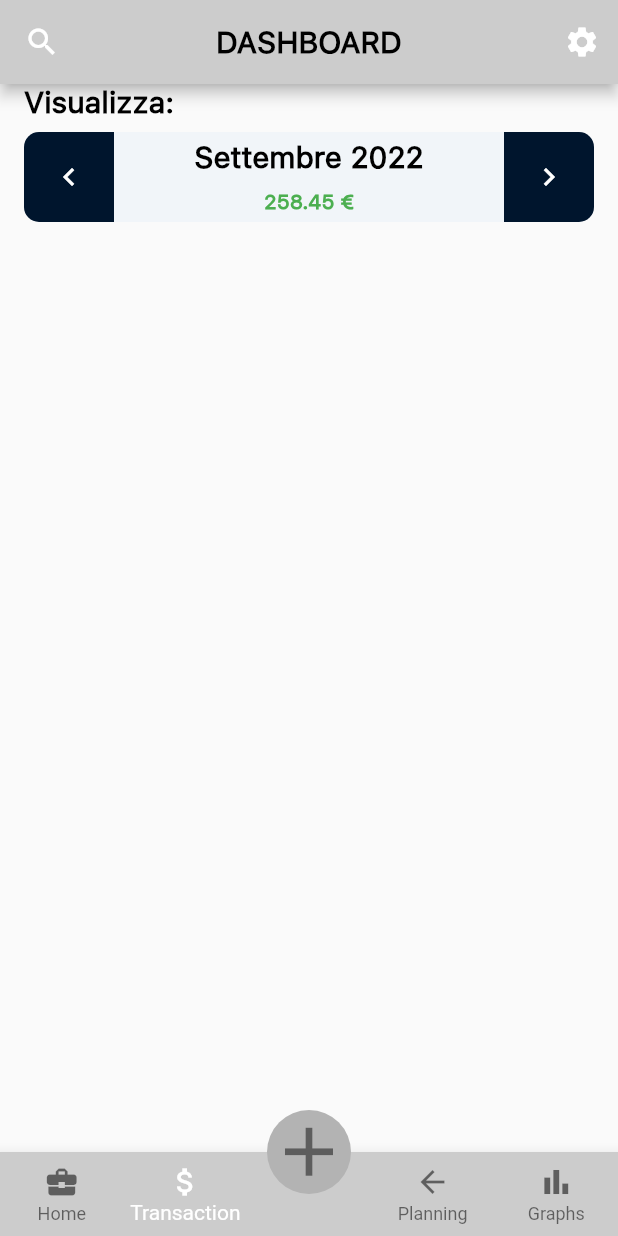
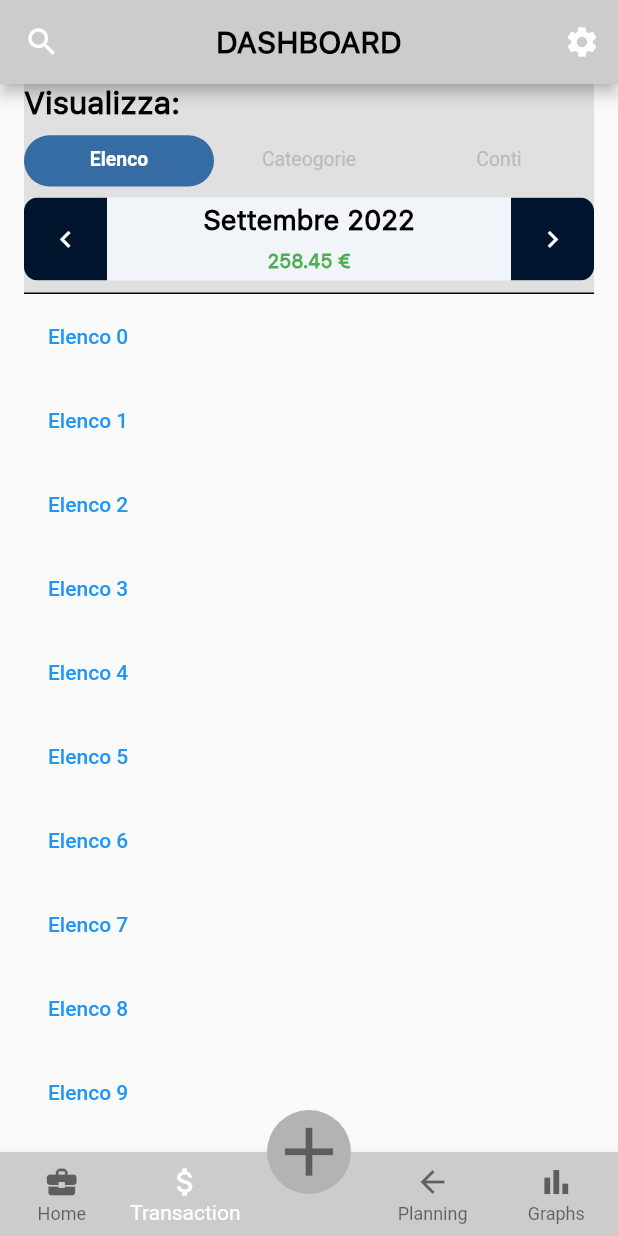
Before and after one commit to RIP-Comm/sossoldi, a Flutter app: the screen it shows after launch, item 2 of the bottom bar chosen, after a tap on the "chevron left" icon, on a phone screen of 412 x 824 dp. Run offline on Flutter 3.47's test engine with Material 2 defaults, Android fonts, the phone set to English and light mode, and no system bars; our stand-ins replace percent_indicator, sqflite, sqflite_common_ffi; missing offline and left inert: circular_menu; accounts and stored records are empty.

Commit message:
Implement tabs for "Transactions" page
Create collapsible header with TabBar
Add placeholder ListViews inside each tap
Extract widgets into separate files for added readibility

```diff
--- a/lib/pages/movements_page.dart
+++ /dev/null
@@ -1,99 +0,0 @@
-// Movements page.
-
-import 'package:flutter/material.dart';
-
-class MovementsPage extends StatefulWidget {
-  @override
-  _MovementsPageState createState() => _MovementsPageState();
-}
-
-class _MovementsPageState extends State<MovementsPage> {
-  @override
-  Widget build(BuildContext context) {
-    return ListView(
-      padding: const EdgeInsets.only(left: 16, right: 16),
-      children: [
-        Text(
-          "Visualizza:",
-          style: Theme.of(context).textTheme.displayMedium,
-        ),
-        const SizedBox(height: 8),
-        // Month selector
-        MonthSelector(amount: 258.45),
-      ],
-    );
-  }
-}
-
-class MonthSelector extends StatelessWidget {
-  MonthSelector({
-    required this.amount,
-    Key? key,
-  }) : super(key: key);
-
-  double amount;
-  double height = 60;
-
-  @override
-  Widget build(BuildContext context) {
-    return Container(
-      clipBehavior: Clip.antiAlias, // force rounded corners on children
-      height: height,
-      decoration: const BoxDecoration(
-        color: Color(0xFFf1f5f9),
-        borderRadius: BorderRadius.all(Radius.circular(10)),
-      ),
-      child: Row(
-        mainAxisAlignment: MainAxisAlignment.spaceBetween,
-        children: [
-          GestureDetector(
-            child: Container(
-              height: height,
-              width: height,
-              color: Color(0xFF00152d),
-              child: const Icon(
-                Icons.chevron_left,
-                color: Colors.white,
-              ),
-            ),
-            onTap: () {
-              // TODO: implement moving to previus month
-              print("Move to previus month");
-            },
-          ),
-          Column(
-            mainAxisAlignment: MainAxisAlignment.spaceAround,
-            children: [
-              Text(
-                "Settembre 2022",
-                style: Theme.of(context).textTheme.displayMedium,
-              ),
-              Text(
-                "$amount €",
-                style: TextStyle(
-                    color: (amount > 0) ? Colors.green : Colors.red,
-                    fontWeight: FontWeight.bold,
-                    fontFamily: 'SF Pro Text'),
-              ),
-            ],
-          ),
-          GestureDetector(
-            child: Container(
-              height: height,
-              width: height,
-              color: Color(0xFF00152d),
-              child: const Icon(
-                Icons.chevron_right,
-                color: Colors.white,
-              ),
-            ),
-            onTap: () {
-              // TODO: implement moving to next month
-              print("Move to next month");
-            },
-          ),
-        ],
-      ),
-    );
-  }
-}
--- /dev/null
+++ b/lib/pages/movements_page/movements_page.dart
@@ -0,0 +1,63 @@
+import 'package:flutter/material.dart';
+
+import 'widgets/custom_sliver_delegate.dart';
+import 'widgets/categorie_tab.dart';
+import 'widgets/conti_tab.dart';
+import 'widgets/elenco_tab.dart';
+
+class MovementsPage extends StatefulWidget {
+  @override
+  _MovementsPageState createState() => _MovementsPageState();
+}
+
+class _MovementsPageState extends State<MovementsPage>
+    with SingleTickerProviderStateMixin {
+  static const List<Tab> myTabs = <Tab>[
+    Tab(text: "Elenco", height: 35),
+    Tab(text: "Cateogorie", height: 35),
+    Tab(text: "Conti", height: 35),
+  ];
+
+  late TabController _tabController;
+
+  @override
+  void initState() {
+    super.initState();
+    _tabController = TabController(vsync: this, length: myTabs.length);
+  }
+
+  @override
+  void dispose() {
+    _tabController.dispose();
+    super.dispose();
+  }
+
+  @override
+  Widget build(BuildContext context) {
+    return Padding(
+      padding: const EdgeInsets.only(left: 16, right: 16),
+      child: NestedScrollView(
+        headerSliverBuilder: (context, innerBoxIsScrolled) {
+          return [
+            SliverPersistentHeader(
+              delegate: CustomSliverDelegate(
+                myTabs: myTabs,
+                tabController: _tabController,
+              ),
+              pinned: true,
+              floating: true,
+            ),
+          ];
+        },
+        body: TabBarView(
+          controller: _tabController,
+          children: const [
+            ElencoTab(),
+            CategorieTab(),
+            ContiTab(),
+          ],
+        ),
+      ),
+    );
+  }
+}
--- /dev/null
+++ b/lib/pages/movements_page/widgets/categorie_tab.dart
@@ -0,0 +1,25 @@
+import 'package:flutter/material.dart';
+
+class CategorieTab extends StatelessWidget {
+  const CategorieTab({
+    Key? key,
+  }) : super(key: key);
+
+  @override
+  Widget build(BuildContext context) {
+    return ListView.builder(
+      itemCount: 20,
+      itemBuilder: (context, index) {
+        return ListTile(
+          title: Text(
+            "Categorie $index",
+            style: Theme.of(context)
+                .textTheme
+                .bodyText1
+                ?.copyWith(color: Colors.green),
+          ),
+        );
+      },
+    );
+  }
+}
--- /dev/null
+++ b/lib/pages/movements_page/widgets/conti_tab.dart
@@ -0,0 +1,25 @@
+import 'package:flutter/material.dart';
+
+class ContiTab extends StatelessWidget {
+  const ContiTab({
+    Key? key,
+  }) : super(key: key);
+
+  @override
+  Widget build(BuildContext context) {
+    return ListView.builder(
+      itemCount: 20,
+      itemBuilder: (context, index) {
+        return ListTile(
+          title: Text(
+            "Conti $index",
+            style: Theme.of(context)
+                .textTheme
+                .bodyText1
+                ?.copyWith(color: Colors.red),
+          ),
+        );
+      },
+    );
+  }
+}
--- /dev/null
+++ b/lib/pages/movements_page/widgets/custom_sliver_delegate.dart
@@ -0,0 +1,166 @@
+import 'dart:math';
+
+import 'package:flutter/material.dart';
+
+import 'month_selector.dart';
+
+class CustomSliverDelegate extends SliverPersistentHeaderDelegate {
+  const CustomSliverDelegate({
+    required this.myTabs,
+    required this.tabController,
+  });
+
+  final TabController tabController;
+  final List<Tab> myTabs;
+
+  static const double minHeight = 56.0;
+  static const double expandedHeight = 140.0;
+
+  final amount = 258.45; // get from backend
+
+  // TODO: make header floating
+  // FloatingHeaderSnapConfiguration
+  // https://api.flutter.dev/flutter/widgets/SliverPersistentHeaderDelegate/snapConfiguration.html
+
+  @override
+  Widget build(context, double shrinkOffset, bool overlapsContent) {
+    /// 0 when fully extended, 1 when fully collapsed
+    double shrinkPercentage = min(1, shrinkOffset / (maxExtent - minExtent));
+
+    // TODO: improve animations
+    // prevent the expanded widget from shrinking in size when collapsing
+    return Container(
+      color: Colors.grey.shade300,
+      child: Column(
+        crossAxisAlignment: CrossAxisAlignment.stretch,
+        children: [
+          ConstrainedBox(
+            constraints: BoxConstraints.tightFor(
+              height: max(
+                18,
+                25 * (1 - shrinkPercentage),
+              ),
+            ),
+            child: FittedBox(
+              alignment: Alignment.topLeft,
+              child: Text(
+                "Visualizza:",
+                style: Theme.of(context).textTheme.displayMedium,
+              ),
+            ),
+          ),
+          Expanded(
+            child: Stack(
+              alignment: Alignment.bottomCenter,
+              children: [
+                if (shrinkPercentage < .5)
+                  Opacity(
+                    opacity: 1 - shrinkPercentage,
+                    child: _buildExtendedWidget(context),
+                  ),
+                if (shrinkPercentage > .5)
+                  Opacity(
+                    opacity: shrinkPercentage,
+                    child: Padding(
+                      padding: const EdgeInsets.symmetric(horizontal: 8),
+                      child: _buildCollapsedWidget(context),
+                    ),
+                  ),
+              ],
+            ),
+          ),
+          const SizedBox(height: 8),
+          const Divider(
+            thickness: 1.0,
+            height: 1,
+            color: Colors.black,
+          ),
+        ],
+      ),
+    );
+  }
+
+  _buildExtendedWidget(BuildContext context) {
+    return ClipRect(
+      child: FittedBox(
+        fit: BoxFit.fitHeight,
+        alignment: Alignment.center,
+        child: SizedBox(
+          width: MediaQuery.of(context).size.width,
+          child: Column(
+            crossAxisAlignment: CrossAxisAlignment.start,
+            children: [
+              const SizedBox(height: 8),
+              TabBar(
+                controller: tabController,
+                labelColor: Colors.white,
+                indicatorSize: TabBarIndicatorSize.tab,
+                unselectedLabelColor: Color(0xFFB9BABC),
+                splashBorderRadius: BorderRadius.circular(50),
+                indicator: BoxDecoration(
+                  borderRadius: BorderRadius.circular(50),
+                  color: Color(0xFF356CA3),
+                ),
+                // TODO: capitalize text of the selected label
+                labelStyle: const TextStyle(fontWeight: FontWeight.bold),
+                unselectedLabelStyle:
+                    const TextStyle(fontWeight: FontWeight.normal),
+                tabs: myTabs,
+              ),
+              const SizedBox(height: 8),
+              // TODO: make sure buttons are not clickable when partially collapsed
+              MonthSelector(amount: amount),
+            ],
+          ),
+        ),
+      ),
+    );
+  }
+
+  _buildCollapsedWidget(BuildContext context) {
+    return Row(
+      mainAxisAlignment: MainAxisAlignment.spaceBetween,
+      children: [
+        Container(
+          padding: const EdgeInsets.symmetric(
+            vertical: 4.0,
+            horizontal: 8.0,
+          ),
+          decoration: BoxDecoration(
+            borderRadius: BorderRadius.circular(50),
+            color: Color(0xFF356CA3),
+          ),
+          child: Text(
+            myTabs[tabController.index].text!,
+            textAlign: TextAlign.center,
+            style: Theme.of(context)
+                .textTheme
+                .labelLarge
+                ?.copyWith(color: Colors.white),
+          ),
+        ),
+        Text(
+          "Settembre 2022",
+          style:
+              Theme.of(context).textTheme.displayMedium?.copyWith(fontSize: 14),
+        ),
+        Text(
+          "$amount €",
+          style: TextStyle(
+              color: (amount > 0) ? Colors.green : Colors.red,
+              fontWeight: FontWeight.bold,
+              fontFamily: 'SF Pro Text'),
+        ),
+      ],
+    );
+  }
+
+  @override
+  double get maxExtent => expandedHeight;
+
+  @override
+  double get minExtent => minHeight; //kToolbarHeight + 30;
+
+  @override
+  bool shouldRebuild(SliverPersistentHeaderDelegate oldDelegate) => true;
+}
--- /dev/null
+++ b/lib/pages/movements_page/widgets/elenco_tab.dart
@@ -0,0 +1,25 @@
+import 'package:flutter/material.dart';
+
+class ElencoTab extends StatelessWidget {
+  const ElencoTab({
+    Key? key,
+  }) : super(key: key);
+
+  @override
+  Widget build(BuildContext context) {
+    return ListView.builder(
+      itemCount: 20,
+      itemBuilder: (context, index) {
+        return ListTile(
+          title: Text(
+            "Elenco $index",
+            style: Theme.of(context)
+                .textTheme
+                .bodyText1
+                ?.copyWith(color: Colors.blue),
+          ),
+        );
+      },
+    );
+  }
+}
--- /dev/null
+++ b/lib/pages/movements_page/widgets/month_selector.dart
@@ -0,0 +1,80 @@
+import 'package:flutter/material.dart';
+
+class MonthSelector extends StatelessWidget {
+  MonthSelector({
+    required this.amount,
+    Key? key,
+  }) : super(key: key);
+
+  double amount;
+  double height = 60;
+
+  @override
+  Widget build(BuildContext context) {
+    return GestureDetector(
+      onTap: () {
+        // TODO: implement date picker for custom period
+        print('Choose a custom range of dates');
+      },
+      child: Container(
+        clipBehavior: Clip.antiAlias, // force rounded corners on children
+        height: height,
+        decoration: const BoxDecoration(
+          color: Color(0xFFf1f5f9),
+          borderRadius: BorderRadius.all(Radius.circular(10)),
+        ),
+        child: Row(
+          mainAxisAlignment: MainAxisAlignment.spaceBetween,
+          children: [
+            GestureDetector(
+              child: Container(
+                height: height,
+                width: height,
+                color: Color(0xFF00152d),
+                child: const Icon(
+                  Icons.chevron_left,
+                  color: Colors.white,
+                ),
+              ),
+              onTap: () {
+                // TODO: implement moving to previus month
+                print("Move to previus month");
+              },
+            ),
+            Column(
+              mainAxisAlignment: MainAxisAlignment.spaceAround,
+              children: [
+                Text(
+                  "Settembre 2022",
+                  style: Theme.of(context).textTheme.displayMedium,
+                ),
+                Text(
+                  "$amount €",
+                  style: TextStyle(
+                      color: (amount > 0) ? Colors.green : Colors.red,
+                      fontWeight: FontWeight.bold,
+                      fontFamily: 'SF Pro Text'),
+                ),
+              ],
+            ),
+            GestureDetector(
+              child: Container(
+                height: height,
+                width: height,
+                color: Color(0xFF00152d),
+                child: const Icon(
+                  Icons.chevron_right,
+                  color: Colors.white,
+                ),
+              ),
+              onTap: () {
+                // TODO: implement moving to next month
+                print("Move to next month");
+              },
+            ),
+          ],
+        ),
+      ),
+    );
+  }
+}
--- a/lib/pages/structure.dart
+++ b/lib/pages/structure.dart
@@ -3,7 +3,7 @@
 import 'package:flutter/material.dart';
 import 'package:sossoldi/pages/add_page.dart';
 import 'package:sossoldi/pages/home_page.dart';
-import 'package:sossoldi/pages/movements_page.dart';
+import 'package:sossoldi/pages/movements_page/movements_page.dart';
 import 'package:sossoldi/pages/planning_budget_page.dart';
 import 'package:sossoldi/pages/settings_page.dart';
 import 'package:sossoldi/pages/statistics_page.dart';
@@ -95,8 +95,7 @@ class _StructureState extends State<Structure> {
             Navigator.push(
                 context,
                 PageRouteBuilder(
-                  pageBuilder: (context, animation1, animation2) =>
-                   AddPage(),
+                  pageBuilder: (context, animation1, animation2) => AddPage(),
                   transitionDuration: Duration.zero,
                   reverseTransitionDuration: Duration.zero,
                 ));
```
